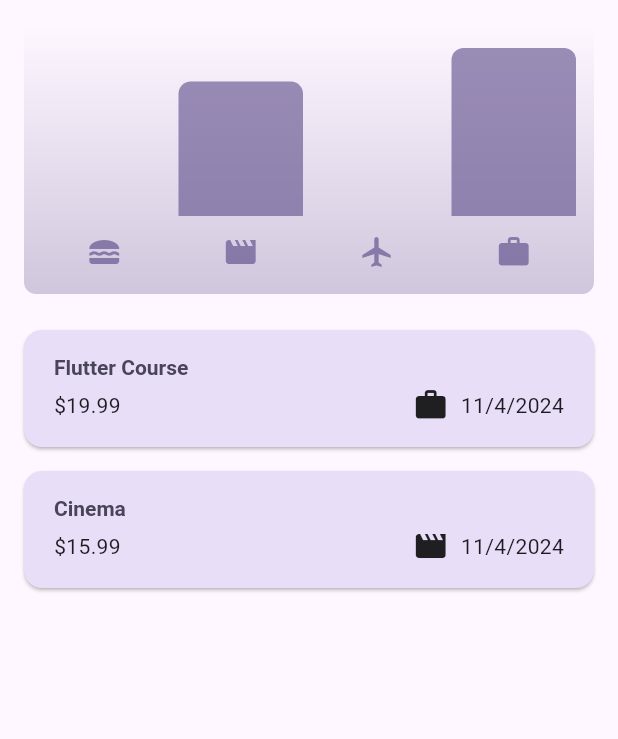
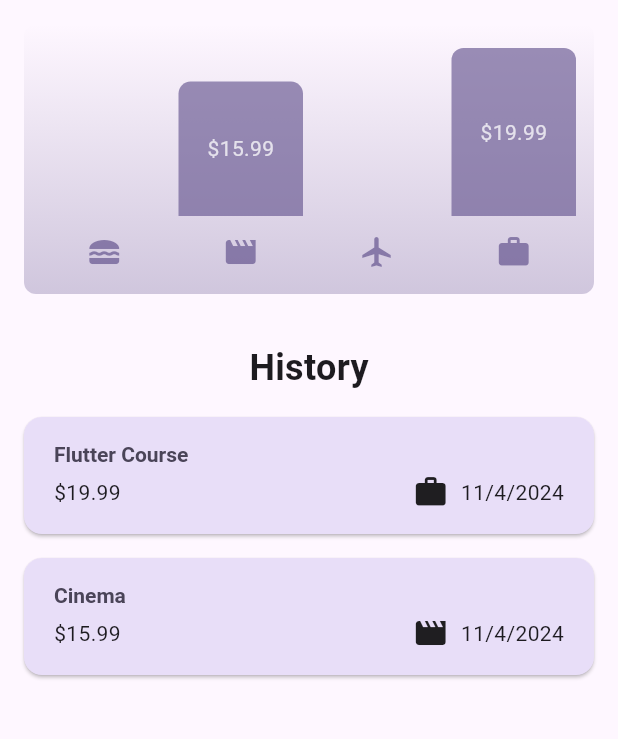
Before and after one commit to maltira/expense_tracker, a Flutter app: the screen it shows after launch, on a phone screen of 412 x 824 dp, the part 84-823 px from its top. Run offline on Flutter 3.47's test engine with Material 3 defaults, Android fonts, the phone set to English and light mode, and no system bars.

Commit message:
some changes

```diff
--- a/lib/widgets/chart/chart.dart
+++ b/lib/widgets/chart/chart.dart
@@ -11,7 +11,7 @@ class Chart extends StatelessWidget {
 
   List<ExpenseBucket> get buckets {
     return [
-      ExpenseBucket.forCategory(expenses, Categories.food),
+      ExpenseBucket.forCategory(expenses, Categories.food), // получаем все элементы этой категории
       ExpenseBucket.forCategory(expenses, Categories.leisure),
       ExpenseBucket.forCategory(expenses, Categories.travel),
       ExpenseBucket.forCategory(expenses, Categories.work),
@@ -22,7 +22,7 @@ class Chart extends StatelessWidget {
     double maxTotalExpense = 0;
 
     for (final bucket in buckets) {
-      if (bucket.totalExpenses > maxTotalExpense) {
+      if (bucket.totalExpenses > maxTotalExpense) { // считаем сумму каждой категории
         maxTotalExpense = bucket.totalExpenses;
       }
     }
@@ -32,8 +32,7 @@ class Chart extends StatelessWidget {
 
   @override
   Widget build(BuildContext context) {
-    final isDarkMode =
-        MediaQuery.of(context).platformBrightness == Brightness.dark;
+    final isDarkMode = MediaQuery.of(context).platformBrightness == Brightness.dark;
     return Container(
       margin: const EdgeInsets.all(16),
       padding: const EdgeInsets.symmetric(
@@ -64,6 +63,7 @@ class Chart extends StatelessWidget {
                     fill: bucket.totalExpenses == 0
                         ? 0
                         : bucket.totalExpenses / maxTotalExpense,
+                    totalSum: bucket.totalExpenses,
                   )
               ],
             ),
--- a/lib/widgets/chart/chart_bar.dart
+++ b/lib/widgets/chart/chart_bar.dart
@@ -5,14 +5,14 @@ class ChartBar extends StatelessWidget {
   const ChartBar({
     super.key,
     required this.fill,
+    required this.totalSum
   });
 
-  final double fill;
+  final double fill, totalSum;
 
   @override
   Widget build(BuildContext context) {
-    final isDarkMode =
-        MediaQuery.of(context).platformBrightness == Brightness.dark;
+    final isDarkMode = MediaQuery.of(context).platformBrightness == Brightness.dark;
     return Expanded(
       child: Padding(
         padding: const EdgeInsets.symmetric(horizontal: 4),
@@ -21,11 +21,18 @@ class ChartBar extends StatelessWidget {
           child: DecoratedBox(
             decoration: BoxDecoration(
               shape: BoxShape.rectangle,
-              borderRadius:
-              const BorderRadius.vertical(top: Radius.circular(8)),
+              borderRadius: const BorderRadius.vertical(top: Radius.circular(8)),
               color: isDarkMode
                   ? Theme.of(context).colorScheme.secondary
                   : Theme.of(context).colorScheme.primary.withOpacity(0.65),
+            ),
+            child: Center(
+                child: Text(
+                  '\$${totalSum.toString()}',
+                  style: TextStyle(
+                    color: Colors.white.withOpacity(0.75)
+                  ),
+                ),
             ),
           ),
         ),
--- a/lib/widgets/expenses.dart
+++ b/lib/widgets/expenses.dart
@@ -72,6 +72,15 @@ class _ExpensesState extends State<Expenses> {
       body: Column(
         children: [
           Chart(expenses: _registeredExpenses),
+          const SizedBox(height: 16,),
+          const Text(
+            'History',
+            style: TextStyle(
+              fontWeight: FontWeight.bold,
+              fontSize: 24
+            ),
+          ),
+          const SizedBox(height: 8,),
           Expanded(child: mainContent)
         ],
       ),
```
